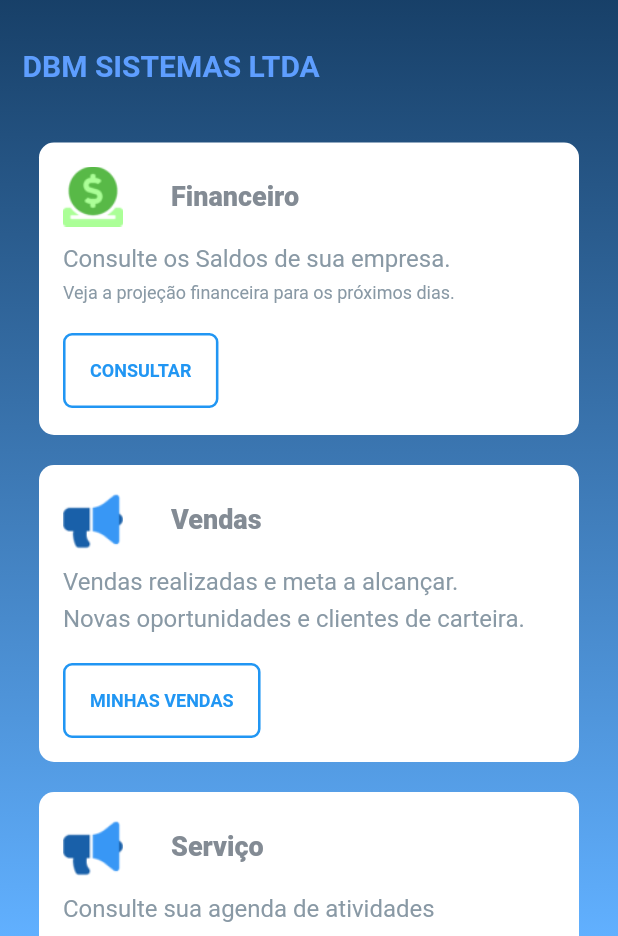
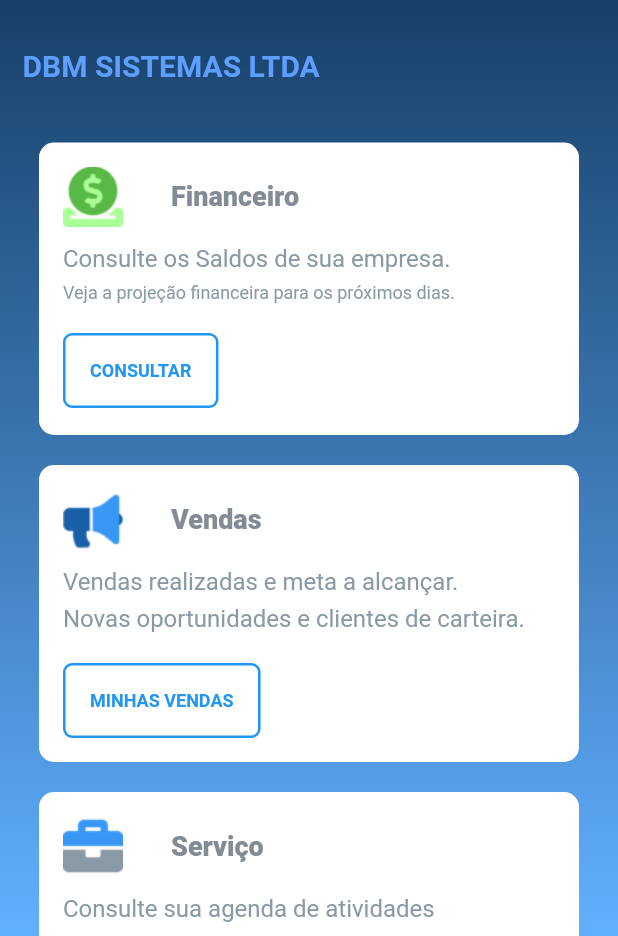
Before and after one commit to Andreysalles/Projeto_Spalla_Mobile, a Flutter app: the screen it shows after launch, on a phone screen of 412 x 824 dp, the part 300-1236 px from its top. Run offline on Flutter 3.47's test engine with Material 2 defaults, Android fonts, the phone set to English and light mode, and no system bars.

Commit message:
att Anime

```diff
--- a/lib/src/home_widgets/home_card_servicos.dart
+++ b/lib/src/home_widgets/home_card_servicos.dart
@@ -31,7 +31,7 @@ class _HomeCardServicosState extends State<HomeCardServicos> {
             padding: const EdgeInsets.only(bottom: 12),
             child: Row(
               children: [
-                Image.asset("assets/spalla-vendas-01-48x48.png", height: 40),
+                Image.asset("assets/spalla-servico-01-48x48.png", height: 40),
                 const Padding(
                   padding: EdgeInsets.only(
                     left: 32,
--- a/lib/src/home_widgets/home_content.dart
+++ b/lib/src/home_widgets/home_content.dart
@@ -14,7 +14,6 @@ class HomePageContent extends StatefulWidget {
 }
 
 class _HomePageContentState extends State<HomePageContent> {
-  @override
   @override
   Widget build(BuildContext context) {
     return Container(
@@ -62,7 +61,17 @@ class _HomePageContentState extends State<HomePageContent> {
                   fontWeight: FontWeight.w600),
             ),
           ),
-          Column(
+          TweenAnimationBuilder(
+            tween: Tween<double>(
+              begin: 0,
+              end: 1,
+            ),
+            duration: Duration(milliseconds: 700),
+            builder: (context, value, child) {
+              return AnimatedOpacity(
+                opacity: value,
+                duration: Duration(milliseconds: 700),
+                child: Column(
                   // ignore: prefer_const_literals_to_create_immutables
                   children: [
                     Padding(
@@ -78,6 +87,9 @@ class _HomePageContentState extends State<HomePageContent> {
                       child: HomeCardServicos(),
                     ),
                   ],
+                ),
+              );
+            },
           )
         ],
       ),
```
Also changed, not shown: assets/spalla-servico-01-48x48.png (added). Lines whose indentation alone changed are shown as unchanged.
